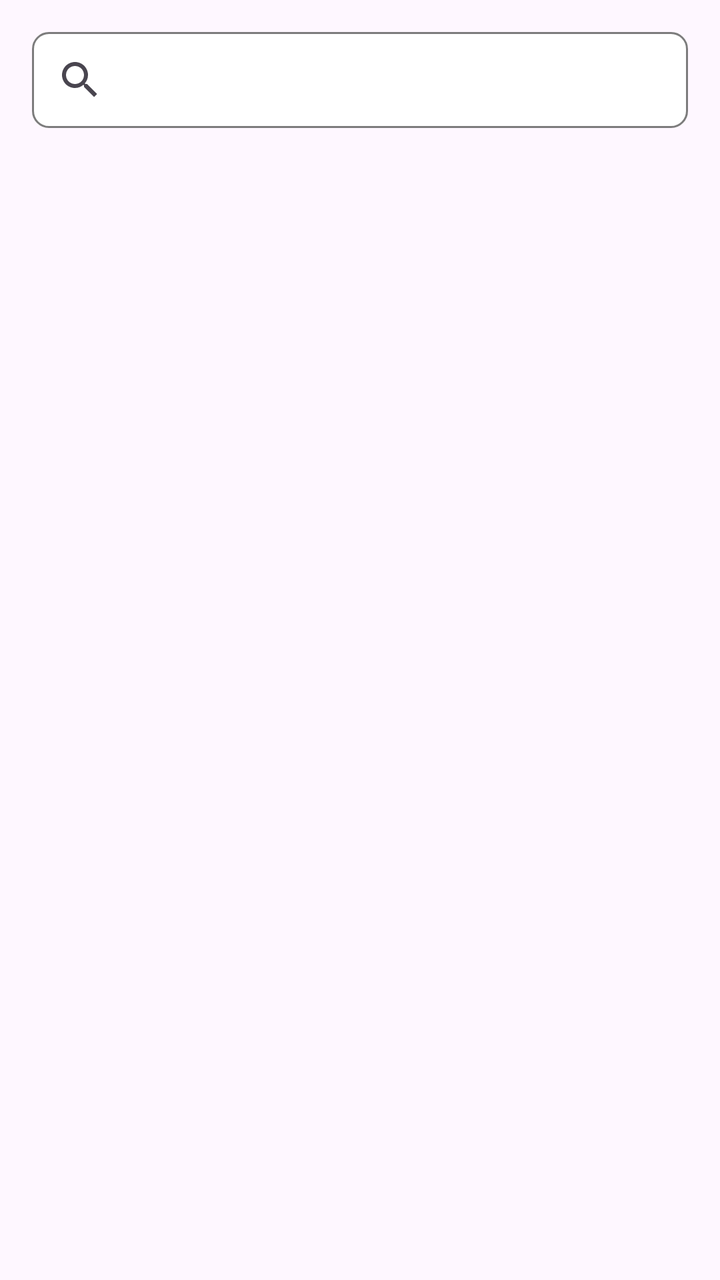
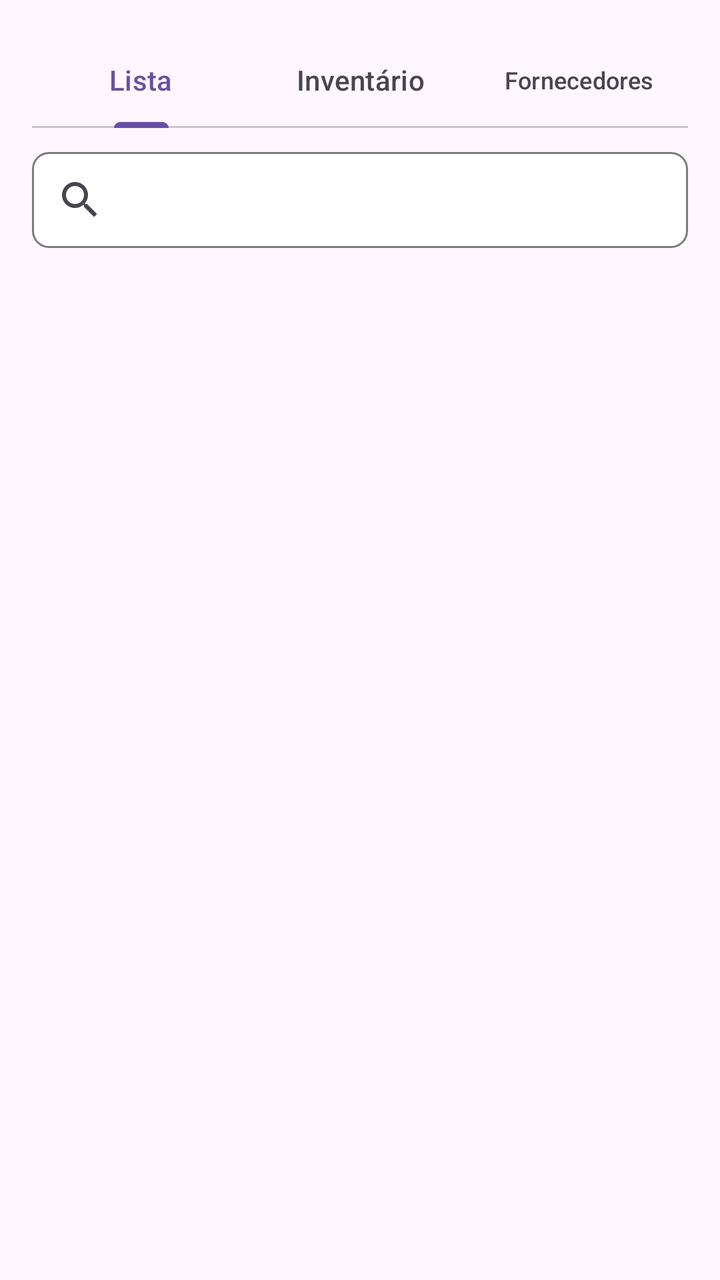

Two renders of the same Android screen: before a commit and after it. Below are the layout's source before the change and the commit's diff.
<!-- AndroidManifest.xml: application theme Theme.MottainaiOperacional -->
<!-- res/layout/fragment_products_list.xml -->
<?xml version="1.0" encoding="utf-8"?>
<androidx.coordinatorlayout.widget.CoordinatorLayout xmlns:android="http://schemas.android.com/apk/res/android"
    xmlns:app="http://schemas.android.com/apk/res-auto"
    android:layout_width="match_parent"
    android:layout_height="match_parent">

    <androidx.core.widget.NestedScrollView
        android:layout_width="match_parent"
        android:layout_height="match_parent"
        android:fillViewport="true"
        app:layout_behavior="@string/appbar_scrolling_view_behavior">

        <LinearLayout
            android:layout_width="match_parent"
            android:layout_height="wrap_content"
            android:orientation="vertical"
            android:padding="16dp">

            <androidx.appcompat.widget.SearchView
                android:id="@+id/sv_product_search"
                android:layout_width="match_parent"
                android:layout_height="wrap_content"
                android:layout_marginBottom="16dp"
                android:iconifiedByDefault="false"
                android:queryHint="Buscar por nome ou SKU"
                android:background="@drawable/bg_search_view" />

            <ProgressBar
                android:id="@+id/progress_products"
                android:layout_width="wrap_content"
                android:layout_height="wrap_content"
                android:layout_gravity="center"
                android:layout_marginTop="48dp"
                android:visibility="gone" />

            <LinearLayout
                android:id="@+id/container_error"
                android:layout_width="match_parent"
                android:layout_height="wrap_content"
                android:orientation="vertical"
                android:gravity="center"
                android:padding="24dp"
                android:visibility="gone">

                <TextView
                    android:id="@+id/tv_error"
                    android:layout_width="wrap_content"
                    android:layout_height="wrap_content"
                    android:text="Erro ao carregar produtos"
                    android:textColor="@color/text_primary"
                    android:textSize="16sp" />

                <com.google.android.material.button.MaterialButton
                    android:id="@+id/btn_retry"
                    android:layout_width="wrap_content"
                    android:layout_height="wrap_content"
                    android:layout_marginTop="12dp"
                    android:text="Tentar novamente" />
            </LinearLayout>

            <LinearLayout
                android:id="@+id/container_empty"
                android:layout_width="match_parent"
                android:layout_height="wrap_content"
                android:orientation="vertical"
                android:gravity="center"
                android:padding="24dp"
                android:visibility="gone">

                <TextView
                    android:id="@+id/tv_empty"
                    android:layout_width="wrap_content"
                    android:layout_height="wrap_content"
                    android:text="Nenhum produto encontrado"
                    android:textColor="@color/text_secondary"
                    android:textSize="16sp" />
            </LinearLayout>

            <androidx.recyclerview.widget.RecyclerView
                android:id="@+id/rv_products"
                android:layout_width="match_parent"
                android:layout_height="wrap_content"
                android:nestedScrollingEnabled="false"
                android:clipToPadding="false"
                android:paddingBottom="80dp" />

        </LinearLayout>
    </androidx.core.widget.NestedScrollView>

    <com.google.android.material.floatingactionbutton.FloatingActionButton
        android:id="@+id/fab_add_product"
        android:layout_width="wrap_content"
        android:layout_height="wrap_content"
        android:layout_gravity="bottom|end"
        android:layout_margin="16dp"
        android:src="@drawable/ic_add"
        android:contentDescription="@string/add_product"
        android:visibility="gone" />

</androidx.coordinatorlayout.widget.CoordinatorLayout>
<!-- resources referenced by this layout -->
<resources>
  <color name="text_primary">#212121</color>
  <color name="text_secondary">#757575</color>
  <!-- drawable bg_search_view (drawable) -->
  <?xml version="1.0" encoding="utf-8"?>
  <shape xmlns:android="http://schemas.android.com/apk/res/android"
      android:shape="rectangle">
      <solid android:color="@android:color/white" />
      <stroke android:width="1dp" android:color="@color/colorOutline" />
      <corners android:radius="8dp" />
  </shape>
  <!-- drawable ic_add (drawable) -->
  <?xml version="1.0" encoding="utf-8"?>
  <vector xmlns:android="http://schemas.android.com/apk/res/android"
      android:width="24dp"
      android:height="24dp"
      android:viewportWidth="24"
      android:viewportHeight="24">
      <path
          android:fillColor="@android:color/white"
          android:pathData="M19,13H13V19H11V13H5V11H11V5H13V11H19V13Z"/>
  </vector>
  <string name="add_product">Adicionar produto</string>
  <style name="Theme.MottainaiOperacional" parent="Base.Theme.MottainaiOperacional" />
  <color name="colorOutline">#7C7C7C</color>
  <style name="Base.Theme.MottainaiOperacional" parent="Theme.Material3.DayNight.NoActionBar">
          
          
      </style>
</resources>

<!-- the commit's change to res/layout/fragment_products_list.xml (unified diff, before → after) -->
@@ -16,13 +16,38 @@
             android:orientation="vertical"
             android:padding="16dp">
 
+            
+            <com.google.android.material.tabs.TabLayout
+                android:id="@+id/tab_products"
+                android:layout_width="match_parent"
+                android:layout_height="wrap_content"
+                android:layout_marginBottom="12dp"
+                app:tabMode="fixed"
+                app:tabGravity="fill">
+
+                <com.google.android.material.tabs.TabItem
+                    android:layout_width="wrap_content"
+                    android:layout_height="wrap_content"
+                    android:text="Lista" />
+
+                <com.google.android.material.tabs.TabItem
+                    android:layout_width="wrap_content"
+                    android:layout_height="wrap_content"
+                    android:text="Inventário" />
+
+                <com.google.android.material.tabs.TabItem
+                    android:layout_width="wrap_content"
+                    android:layout_height="wrap_content"
+                    android:text="Fornecedores" />
+            </com.google.android.material.tabs.TabLayout>
+
             <androidx.appcompat.widget.SearchView
                 android:id="@+id/sv_product_search"
                 android:layout_width="match_parent"
                 android:layout_height="wrap_content"
                 android:layout_marginBottom="16dp"
                 android:iconifiedByDefault="false"
-                android:queryHint="Buscar por nome ou SKU"
+                android:queryHint="Buscar por nome, SKU ou código de barras"
                 android:background="@drawable/bg_search_view" />
 
             <ProgressBar
